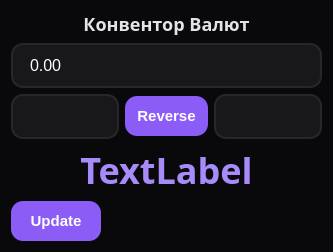
This is Conventer_valute_disagner.ui in Gaznmazn/RatesConverter as Qt 5 draws it before an edit. The edited form follows.
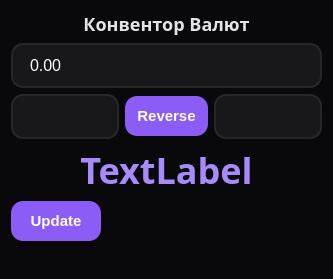
This is the edited form.

Commit message: feat: implement list_of_country to populate currency dropdowns from JSON

```diff
--- a/Conventer_valute_disagner.ui
+++ b/Conventer_valute_disagner.ui
@@ -7,7 +7,7 @@
     <x>0</x>
     <y>0</y>
     <width>313</width>
-    <height>251</height>
+    <height>279</height>
    </rect>
   </property>
   <property name="windowTitle">
```
The commit also changes 1 other file.
